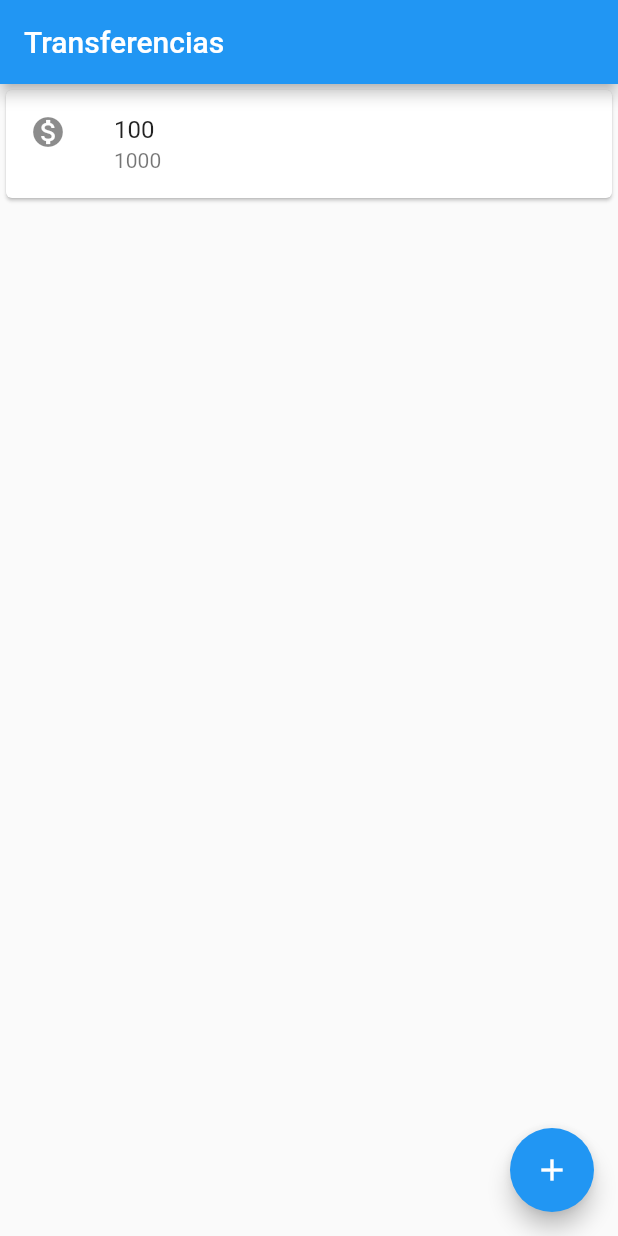
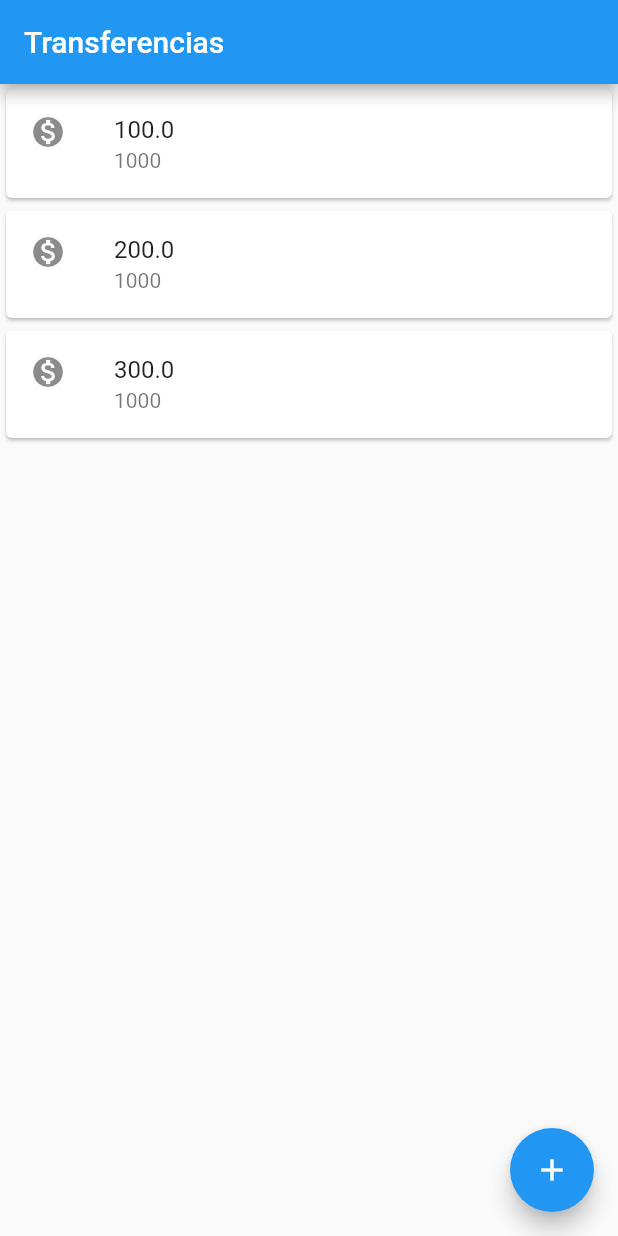
Before and after one commit to renatonaper/alura_bytebank, a Flutter app: the screen it shows after launch, on a phone screen of 412 x 824 dp. Run offline on Flutter 3.47's test engine with Material 2 defaults, Android fonts, the phone set to English and light mode, and no system bars.

Commit message:
Migrando todo o layout para objeto

```diff
--- a/lib/main.dart
+++ b/lib/main.dart
@@ -2,17 +2,7 @@ import 'package:flutter/material.dart';
 
 void main() => runApp(MaterialApp(home:
 Scaffold(
-  body: Column(
-    children: [
-      Card(
-        child: ListTile(
-          leading: Icon(Icons.monetization_on),
-          title: Text('100'),
-          subtitle: Text('1000'),
-        )
-      ),
-    ],
-  ),
+  body: ListaTransferencias(),
   appBar: AppBar(
     title:
       Text("Transferencias")
@@ -22,3 +12,46 @@ Scaffold(
     ),
   ),
 ));
+
+
+class ListaTransferencias extends StatelessWidget {
+  @override
+  Widget build(BuildContext context) {
+    // TODO: implement build
+    return Column(
+      children: [
+       ItemTransferencia(Transferencia(100.0,1000)),
+       ItemTransferencia(Transferencia(200.0,1000)),
+       ItemTransferencia(Transferencia(300.0,1000)),
+      ],
+    );
+  }
+
+}
+
+class ItemTransferencia extends StatelessWidget{
+
+  final Transferencia _transferencia;
+
+  ItemTransferencia(this._transferencia);
+
+  @override
+  Widget build(BuildContext context) {
+
+    return Card(
+        child: ListTile(
+          leading: Icon(Icons.monetization_on),
+          title: Text(_transferencia.valor.toString()),
+          subtitle: Text(_transferencia.numeroConta.toString()),
+        )
+    );
+  }
+
+}
+
+class Transferencia {
+  final double valor;
+  final int numeroConta;
+
+  Transferencia(this.valor, this.numeroConta);
+}
```
